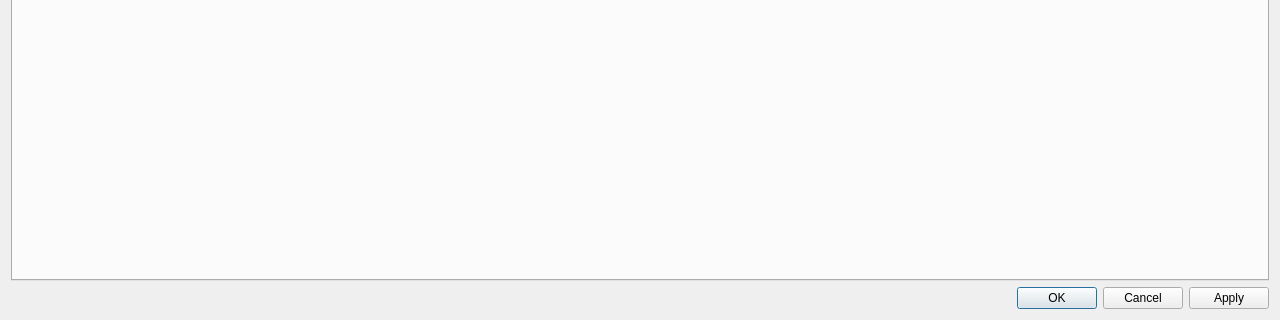
Before: the Qt Designer form dsvedit/text_editor.ui in LagoLunatic/DSVEdit, drawn with Qt 5; both pictures show x 0 to 1280 and y 400 to 720 of the 1280 by 720 pixel window.
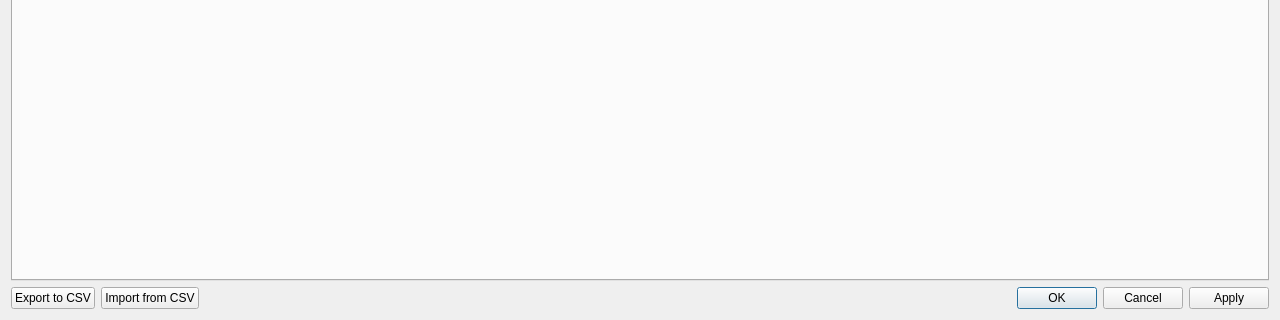
After: the same form once the commit is applied.

Commit message:
Add feature to export/import all text in the game to CSV
fixes #33

```diff
--- a/dsvedit/text_editor.ui
+++ b/dsvedit/text_editor.ui
@@ -22,6 +22,22 @@
     </widget>
    </item>
    <item>
+    <layout class="QHBoxLayout" name="horizontalLayout">
+     <item>
+      <widget class="QPushButton" name="csv_export">
+       <property name="text">
+        <string>Export to CSV</string>
+       </property>
+      </widget>
+     </item>
+     <item>
+      <widget class="QPushButton" name="csv_import">
+       <property name="text">
+        <string>Import from CSV</string>
+       </property>
+      </widget>
+     </item>
+     <item>
     <widget class="QDialogButtonBox" name="buttonBox">
      <property name="orientation">
       <enum>Qt::Horizontal</enum>
@@ -30,6 +46,8 @@
       <set>QDialogButtonBox::Apply|QDialogButtonBox::Cancel|QDialogButtonBox::Ok</set>
      </property>
     </widget>
+     </item>
+    </layout>
    </item>
   </layout>
  </widget>
```
Lines whose indentation alone changed are shown as unchanged. The commit also changes 3 other files.
